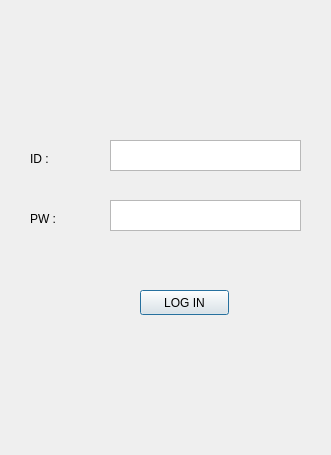
Before: the Qt Designer form login.ui in HeegonChae/Addindeu_IOT_Project, drawn with Qt 5.
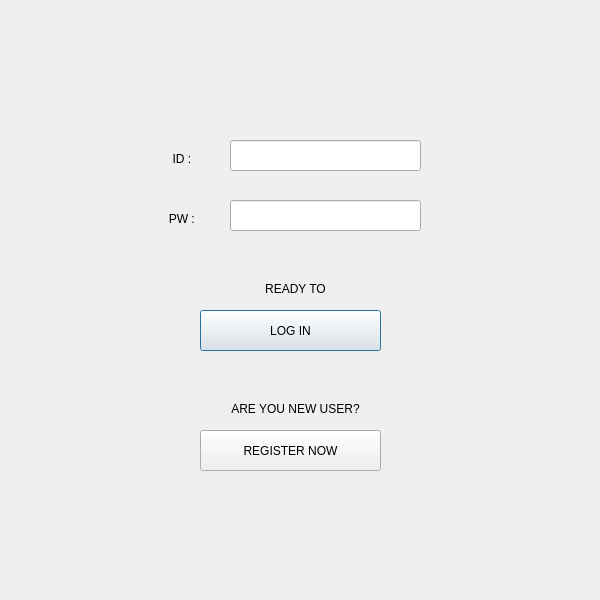
After: the same form once the commit is applied.

Diff of the .ui file:
```diff
--- a/login.ui
+++ b/login.ui
@@ -2,33 +2,21 @@
 <ui version="4.0">
  <class>Dialog</class>
  <widget class="QDialog" name="Dialog">
+  <property name="geometry">
+   <rect>
+    <x>0</x>
+    <y>0</y>
+    <width>600</width>
+    <height>600</height>
+   </rect>
+  </property>
   <property name="windowTitle">
    <string>Dialog</string>
   </property>
-  <widget class="QTextEdit" name="editId">
-   <property name="geometry">
-    <rect>
-     <x>110</x>
-     <y>140</y>
-     <width>191</width>
-     <height>31</height>
-    </rect>
-   </property>
-  </widget>
-  <widget class="QTextEdit" name="editPw">
-   <property name="geometry">
-    <rect>
-     <x>110</x>
-     <y>200</y>
-     <width>191</width>
-     <height>31</height>
-    </rect>
-   </property>
-  </widget>
   <widget class="QLabel" name="label">
    <property name="geometry">
     <rect>
-     <x>30</x>
+     <x>150</x>
      <y>150</y>
      <width>67</width>
      <height>17</height>
@@ -37,11 +25,14 @@
    <property name="text">
     <string>ID : </string>
    </property>
+   <property name="alignment">
+    <set>Qt::AlignCenter</set>
+   </property>
   </widget>
   <widget class="QLabel" name="label_2">
    <property name="geometry">
     <rect>
-     <x>30</x>
+     <x>150</x>
      <y>210</y>
      <width>67</width>
      <height>17</height>
@@ -50,20 +41,88 @@
    <property name="text">
     <string>PW : </string>
    </property>
+   <property name="alignment">
+    <set>Qt::AlignCenter</set>
+   </property>
   </widget>
   <widget class="QPushButton" name="btnLogIn">
    <property name="geometry">
     <rect>
-     <x>140</x>
-     <y>290</y>
-     <width>89</width>
-     <height>25</height>
+     <x>200</x>
+     <y>310</y>
+     <width>181</width>
+     <height>41</height>
     </rect>
    </property>
    <property name="text">
     <string>LOG IN</string>
    </property>
   </widget>
+  <widget class="QPushButton" name="btnRegisternow">
+   <property name="geometry">
+    <rect>
+     <x>200</x>
+     <y>430</y>
+     <width>181</width>
+     <height>41</height>
+    </rect>
+   </property>
+   <property name="text">
+    <string>REGISTER NOW</string>
+   </property>
+  </widget>
+  <widget class="QLabel" name="label_3">
+   <property name="geometry">
+    <rect>
+     <x>220</x>
+     <y>400</y>
+     <width>151</width>
+     <height>17</height>
+    </rect>
+   </property>
+   <property name="text">
+    <string>ARE YOU NEW USER?</string>
+   </property>
+   <property name="alignment">
+    <set>Qt::AlignCenter</set>
+   </property>
+  </widget>
+  <widget class="QLabel" name="label_4">
+   <property name="geometry">
+    <rect>
+     <x>260</x>
+     <y>280</y>
+     <width>71</width>
+     <height>17</height>
+    </rect>
+   </property>
+   <property name="text">
+    <string>READY TO</string>
+   </property>
+   <property name="alignment">
+    <set>Qt::AlignCenter</set>
+   </property>
+  </widget>
+  <widget class="QLineEdit" name="editId">
+   <property name="geometry">
+    <rect>
+     <x>230</x>
+     <y>140</y>
+     <width>191</width>
+     <height>31</height>
+    </rect>
+   </property>
+  </widget>
+  <widget class="QLineEdit" name="editPw">
+   <property name="geometry">
+    <rect>
+     <x>230</x>
+     <y>200</y>
+     <width>191</width>
+     <height>31</height>
+    </rect>
+   </property>
+  </widget>
  </widget>
  <resources/>
  <connections/>
```
Left out of the diff: 2 changed lines with no effect on the pictures.
